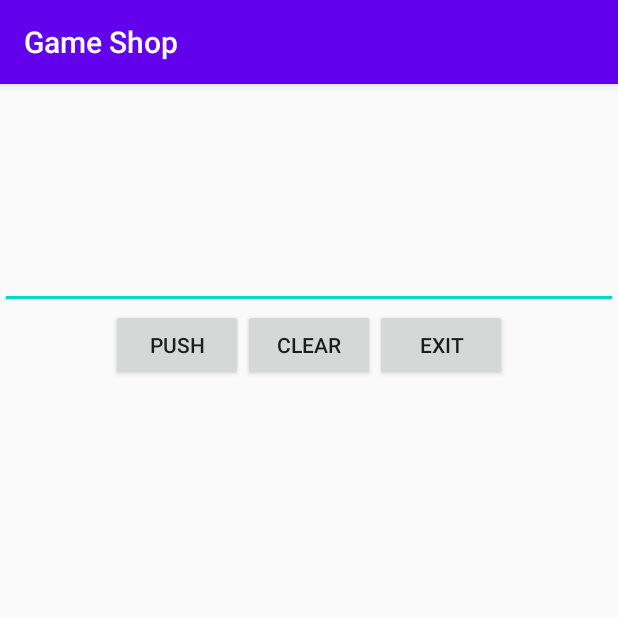
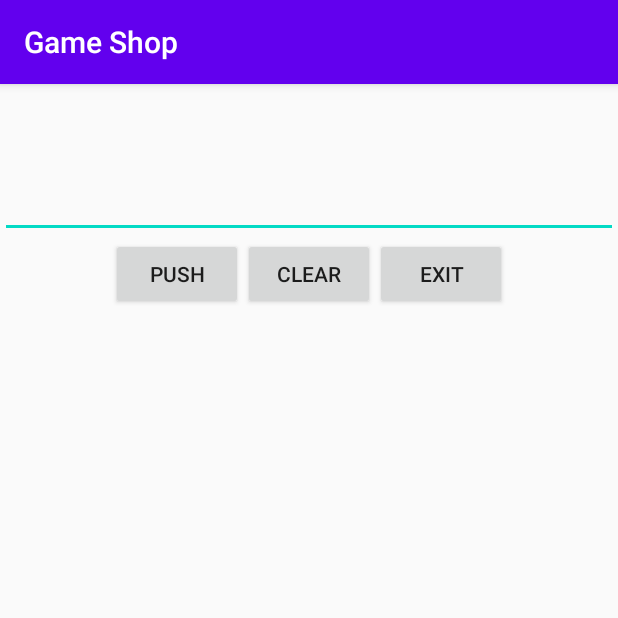
Before and after one commit to chummy-ch/GameShop, an Android app: the SqlCodeActivity screen opened directly, with no data from a screen before it, after a tap on "PUSH", on a phone screen of 412 x 824 dp, the top half of it. Run offline under Robolectric (Android 15) with nearby library versions, the phone set to English and light mode, and no system bars; 2 statements that could not run were skipped.

Commit message:
new views generations insql code

```diff
--- a/app/src/main/java/com/example/gameshop/SqlCodeActivity.java
+++ b/app/src/main/java/com/example/gameshop/SqlCodeActivity.java
@@ -1,19 +1,28 @@
 package com.example.gameshop;
 
 import androidx.appcompat.app.AppCompatActivity;
+import androidx.core.widget.NestedScrollView;
 
 import android.content.Context;
 import android.database.Cursor;
 import android.database.sqlite.SQLiteDatabase;
+import android.graphics.Color;
 import android.os.Bundle;
+import android.view.Display;
+import android.view.Gravity;
 import android.view.View;
+import android.view.ViewGroup;
 import android.widget.EditText;
+import android.widget.LinearLayout;
 import android.widget.TextView;
+
+import org.w3c.dom.Text;
 
 public class SqlCodeActivity extends AppCompatActivity {
     private Context context;
     private EditText code;
     private TextView tv;
+    private LinearLayout parent;
 
     @Override
     protected void onCreate(Bundle savedInstanceState) {
@@ -21,12 +30,55 @@
         setContentView(R.layout.activity_sql_code);
         code = findViewById(R.id.code);
         context = this;
-        tv = findViewById(R.id.table);
+        parent = findViewById(R.id.parentInscroll);
+        Display display = getWindowManager().getDefaultDisplay();
+        code.setLayoutParams(new LinearLayout.LayoutParams(display.getWidth(), display.getHeight() / 8));
     }
 
     public void Clear(View view){ tv.setText("");}
 
     public void Exit(View view){finish();}
+
+    public void RunSQL(Cursor c){
+        c.moveToFirst();
+        if(parent.getChildCount() != 0)
+        parent.removeViews(0, parent.getChildCount() - 1);
+        LinearLayout l = new LinearLayout(context);
+        l.setOrientation(LinearLayout.HORIZONTAL);
+        l.setId(parent.getChildCount());
+        LinearLayout.LayoutParams params = new LinearLayout.LayoutParams(ViewGroup.LayoutParams.MATCH_PARENT, ViewGroup.LayoutParams.WRAP_CONTENT);
+        l.setLayoutParams(params);
+        LinearLayout p = findViewById(R.id.buttons);
+        parent.addView(l);
+        for(int i = 0; i < c.getColumnCount(); i++){
+            String text = c.getColumnName(i);
+            TextView view = new TextView(context);
+            LinearLayout.LayoutParams params2 = new LinearLayout.LayoutParams( parent.getWidth() / c.getColumnCount(), p.getHeight());
+            params2.setMarginStart(7);
+            view.setLayoutParams(params2);
+            view.setText(text);
+            view.setGravity(Gravity.CENTER);
+            view.setTextColor(Color.BLACK);
+            l.addView(view);
+        }
+        do{
+            LinearLayout ll = new LinearLayout(context);
+            ll.setOrientation(LinearLayout.HORIZONTAL);
+            ll.setId(parent.getChildCount());
+            LinearLayout.LayoutParams param = new LinearLayout.LayoutParams(ViewGroup.LayoutParams.MATCH_PARENT, ViewGroup.LayoutParams.WRAP_CONTENT);
+            ll.setLayoutParams(param);
+            parent.addView(ll);
+            for(int i = 0; i < c.getColumnCount(); i++){
+                String text = c.getString(i);
+                TextView view = new TextView(context);
+                LinearLayout.LayoutParams params1 = new LinearLayout.LayoutParams( parent.getWidth() / c.getColumnCount(), p.getHeight());
+                params1.setMarginStart(7);
+                view.setLayoutParams(params1);
+                view.setText(text);
+                ll.addView(view);
+            }
+        }while(c.moveToNext());
+    }
 
     public void Push(View view){
         String sql = code.getText().toString();
@@ -36,20 +88,25 @@
         else if (sql.contains("transactions")) name = "transactions";
         DataBase dataBase = new DataBase(context, name);
         SQLiteDatabase db = dataBase.getWritableDatabase();
+        /*Cursor c = db.rawQuery(sql, null);
+        RunSQL(c);*/
         try {
             Cursor c = db.rawQuery(sql, null);
-            PrintTable(c);
+            RunSQL(c);
         }
         catch (Exception e){
-            TextView tv = findViewById(R.id.table);
-            tv.setText(e.toString());
+            TextView text = new TextView(context);
+            text.setLayoutParams(new LinearLayout.LayoutParams(ViewGroup.LayoutParams.WRAP_CONTENT, ViewGroup.LayoutParams.WRAP_CONTENT));
+            text.setText("wrong code " + e.toString());
+            parent.addView(text);
+            System.out.println(e);
         }
         finally {
             db.close();
         }
     }
 
-    public void PrintTable(Cursor c){
+    /*public void PrintTable(Cursor c){
         tv.setText("");
         if(!c.moveToFirst()){
             tv.setText("Wrong sql code");
@@ -63,5 +120,5 @@
             }
             tv.setText(tv.getText() + "\n");
         }while(c.moveToNext());
-    }
+    }*/
 }
--- a/app/src/main/res/layout/activity_sql_code.xml
+++ b/app/src/main/res/layout/activity_sql_code.xml
@@ -5,6 +5,7 @@
     android:layout_width="match_parent"
     android:layout_height="match_parent"
     android:orientation="vertical"
+    android:id="@+id/linearParent"
     tools:context=".SqlCodeActivity">
 
     <EditText
@@ -13,6 +14,7 @@
         android:layout_height="150dp"/>
 
     <LinearLayout
+        android:id="@+id/buttons"
         android:layout_width="match_parent"
         android:layout_height="wrap_content"
         android:gravity="center"
@@ -38,10 +40,17 @@
 
     </LinearLayout>
 
-    <TextView
-        android:id="@+id/table"
-        android:textSize="12sp"
-        android:layout_width="wrap_content"
-        android:layout_height="wrap_content"/>
+    <androidx.core.widget.NestedScrollView
+        android:id="@+id/scroll"
+        android:layout_width="match_parent"
+        android:layout_height="wrap_content">
+
+        <LinearLayout
+            android:id="@+id/parentInscroll"
+            android:layout_width="match_parent"
+            android:orientation="vertical"
+            android:layout_height="match_parent"/>
+
+    </androidx.core.widget.NestedScrollView>
 
 </LinearLayout>
```
